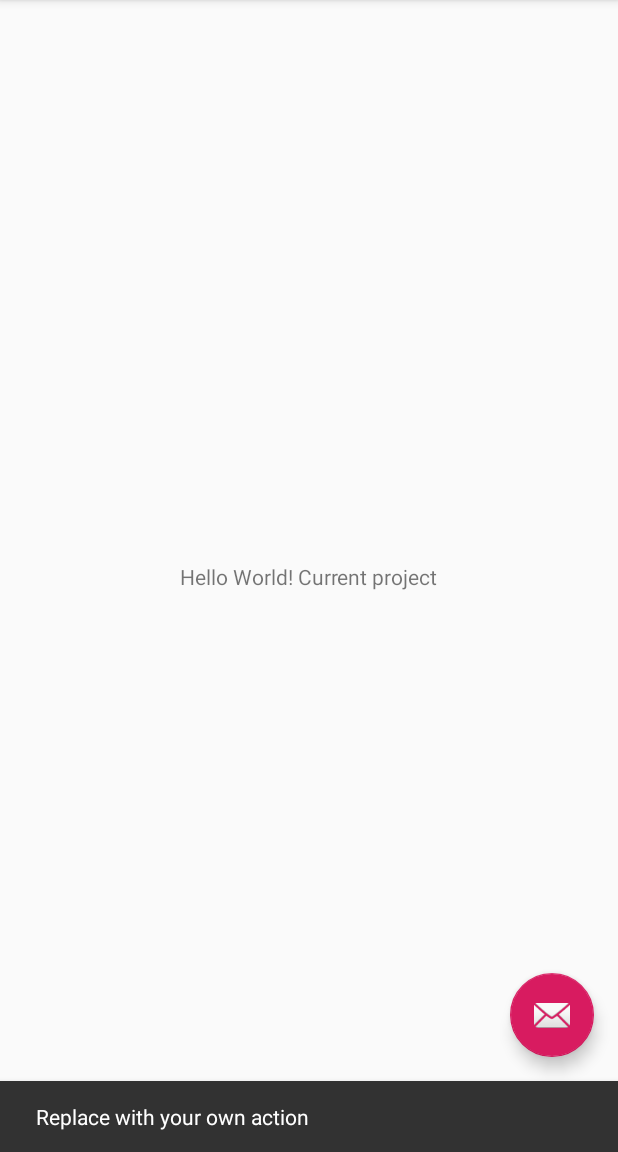
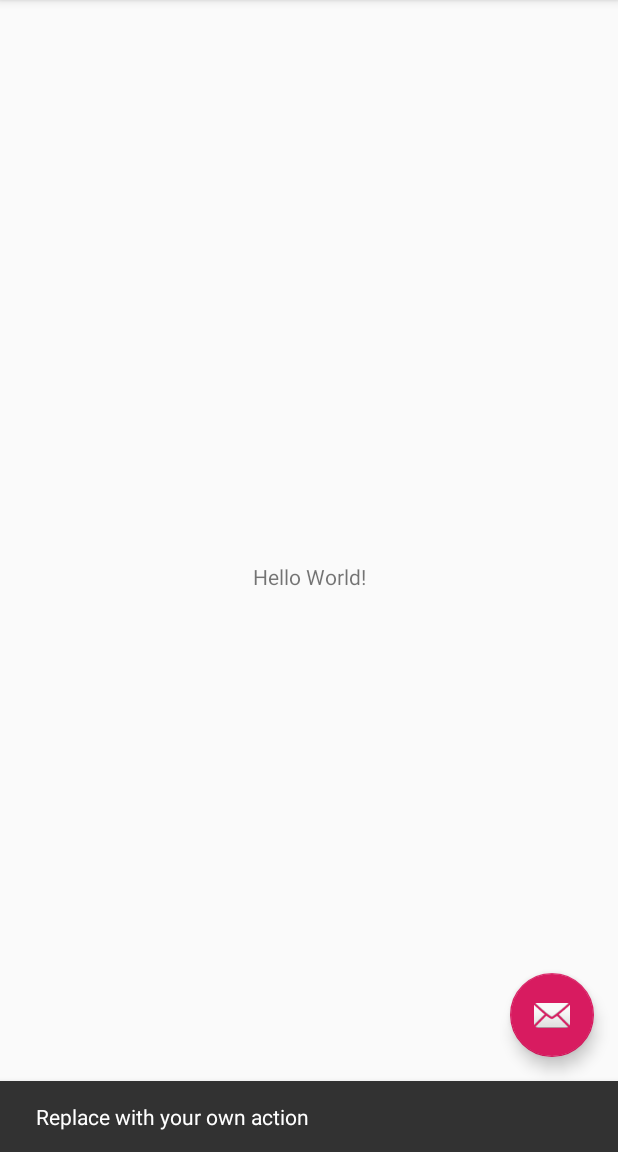
Before and after one commit to JingyuanXing/WeekFiveAndroidNotepad, an Android app: the screen it shows after launch (MainActivity), after a tap on an icon or button, on a phone screen of 412 x 824 dp, the part 84-1236 px from its top. Run offline under Robolectric (Android 15) with nearby library versions, the phone set to English and light mode, and no system bars.

Commit message:
new project

```diff
--- a/app/src/main/res/layout/content_main.xml
+++ b/app/src/main/res/layout/content_main.xml
@@ -11,7 +11,7 @@
     <TextView
         android:layout_width="wrap_content"
         android:layout_height="wrap_content"
-        android:text="Hello World! Current project"
+        android:text="Hello World!"
         app:layout_constraintBottom_toBottomOf="parent"
         app:layout_constraintLeft_toLeftOf="parent"
         app:layout_constraintRight_toRightOf="parent"
```
Also changed, not shown: app/src/main/java/com/example/myapplication/MainActivity.java (+6 -5 lines), gradle/wrapper/gradle-wrapper.properties.
